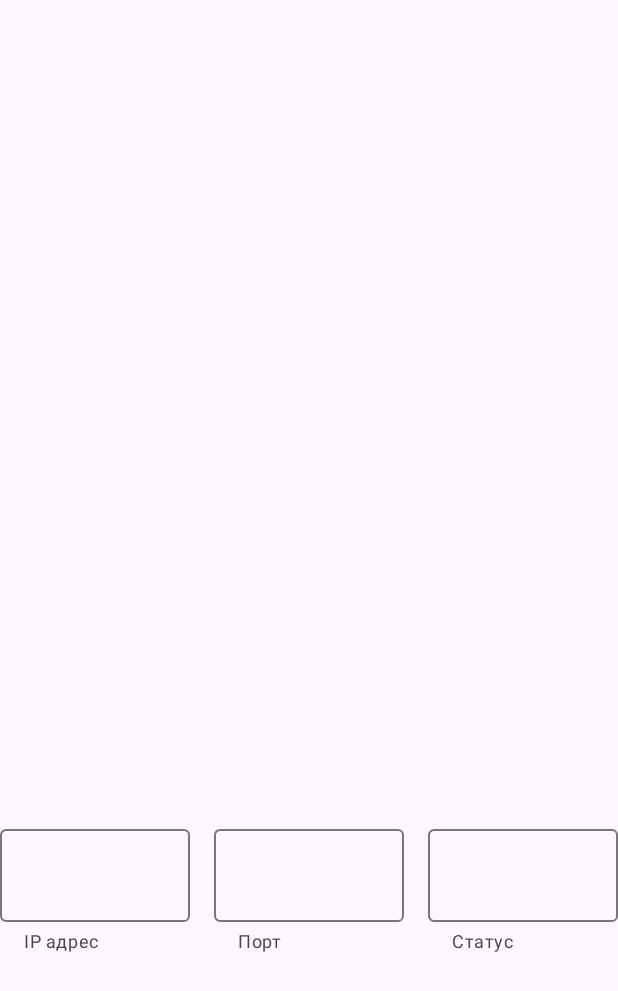
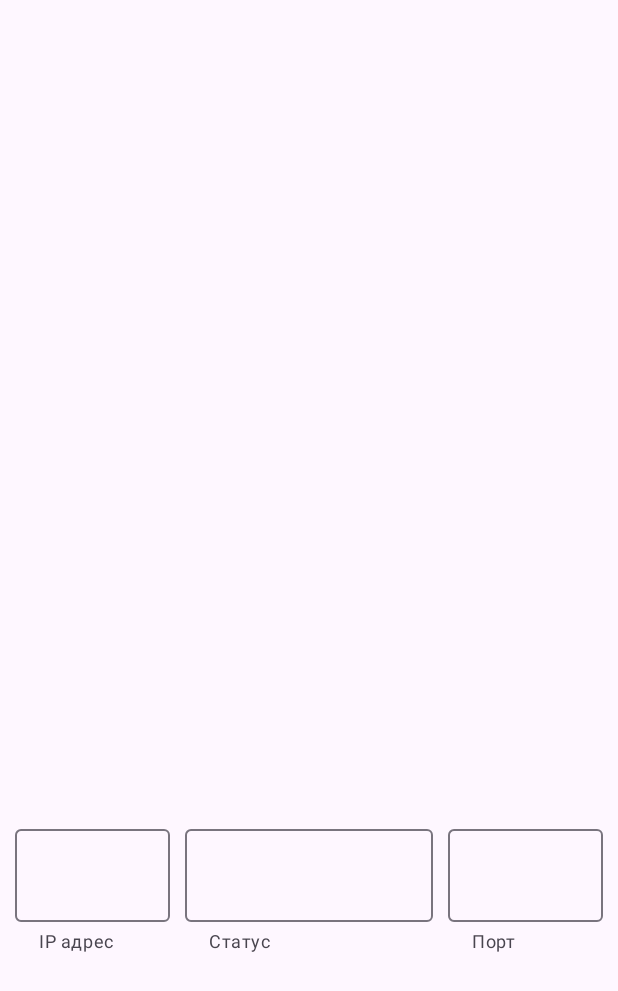
Before and after one commit to mkopichev/scales_2, an Android app: the layout fragment_work.xml on its own in the app's theme, with its tools: preview values and no code run, on a phone screen of 412 x 824 dp. Shown: the top 991 px of the screen. Run offline under Robolectric (Android 15) with nearby library versions, the phone set to English and light mode, and no system bars.

Commit message:
minor layout changes and design improvements. work checked.

```diff
--- a/app/src/main/res/layout/fragment_work.xml
+++ b/app/src/main/res/layout/fragment_work.xml
@@ -11,40 +11,15 @@
         android:layout_width="0dp"
         android:layout_height="wrap_content"
         app:helperText="@string/ip_hint"
-        app:layout_constrainedHeight="true"
+        app:layout_constrainedWidth="true"
         app:layout_constraintBottom_toBottomOf="parent"
-        app:layout_constraintEnd_toStartOf="@id/scale_selected_port_field"
-        app:layout_constraintHorizontal_weight="0.3"
+        app:layout_constraintEnd_toStartOf="@id/scale_poll_status_field"
         app:layout_constraintStart_toStartOf="parent"
-        app:layout_constraintTop_toBottomOf="@id/weight_text">
+        app:layout_constraintTop_toBottomOf="@id/weight_text"
+        app:layout_constraintWidth_percent="0.25">
 
         <com.google.android.material.textfield.TextInputEditText
             android:id="@+id/scale_selected_ip"
-            style="@style/input_non_edit_text"
-            android:layout_width="match_parent"
-            android:layout_height="wrap_content"
-            android:textAlignment="center"
-            android:textColor="@color/blue_dark"
-            android:textSize="20sp" />
-
-    </com.google.android.material.textfield.TextInputLayout>
-
-    <com.google.android.material.textfield.TextInputLayout
-        android:id="@+id/scale_selected_port_field"
-        style="@style/input_non_edit_text"
-        android:layout_width="0dp"
-        android:layout_height="wrap_content"
-        android:layout_marginHorizontal="@dimen/activity_horizontal_margin"
-        app:helperText="@string/port_hint"
-        app:layout_constrainedHeight="true"
-        app:layout_constraintBottom_toBottomOf="parent"
-        app:layout_constraintEnd_toStartOf="@id/scale_poll_status_field"
-        app:layout_constraintHorizontal_weight="0.3"
-        app:layout_constraintStart_toEndOf="@id/scale_selected_ip_field"
-        app:layout_constraintTop_toBottomOf="@id/weight_text">
-
-        <com.google.android.material.textfield.TextInputEditText
-            android:id="@+id/scale_selected_port"
             style="@style/input_non_edit_text"
             android:layout_width="match_parent"
             android:layout_height="wrap_content"
@@ -60,15 +35,39 @@
         android:layout_width="0dp"
         android:layout_height="wrap_content"
         app:helperText="@string/status_hint"
-        app:layout_constrainedHeight="true"
+        app:layout_constrainedWidth="true"
         app:layout_constraintBottom_toBottomOf="parent"
-        app:layout_constraintEnd_toEndOf="parent"
-        app:layout_constraintHorizontal_weight="0.3"
-        app:layout_constraintStart_toEndOf="@id/scale_selected_port_field"
-        app:layout_constraintTop_toBottomOf="@id/weight_text">
+        app:layout_constraintEnd_toStartOf="@id/scale_selected_port_field"
+        app:layout_constraintStart_toEndOf="@id/scale_selected_ip_field"
+        app:layout_constraintTop_toBottomOf="@id/weight_text"
+        app:layout_constraintWidth_percent="0.4">
 
         <com.google.android.material.textfield.TextInputEditText
             android:id="@+id/scale_poll_status"
+            style="@style/input_non_edit_text"
+            android:layout_width="match_parent"
+            android:layout_height="wrap_content"
+            android:textAlignment="center"
+            android:textColor="@color/blue_dark"
+            android:textSize="20sp" />
+
+    </com.google.android.material.textfield.TextInputLayout>
+
+    <com.google.android.material.textfield.TextInputLayout
+        android:id="@+id/scale_selected_port_field"
+        style="@style/input_non_edit_text"
+        android:layout_width="0dp"
+        android:layout_height="wrap_content"
+        app:helperText="@string/port_hint"
+        app:layout_constrainedWidth="true"
+        app:layout_constraintBottom_toBottomOf="parent"
+        app:layout_constraintEnd_toEndOf="parent"
+        app:layout_constraintStart_toEndOf="@id/scale_poll_status_field"
+        app:layout_constraintTop_toBottomOf="@id/weight_text"
+        app:layout_constraintWidth_percent="0.25">
+
+        <com.google.android.material.textfield.TextInputEditText
+            android:id="@+id/scale_selected_port"
             style="@style/input_non_edit_text"
             android:layout_width="match_parent"
             android:layout_height="wrap_content"
--- a/app/src/main/res/values/strings.xml
+++ b/app/src/main/res/values/strings.xml
@@ -1,6 +1,6 @@
 <resources>
     <string name="app_name">С-М Весы</string>
-    <string name="title_work">Работа</string>
+    <string name="title_work">Измерение</string>
     <string name="title_connect">Подключение</string>
     <string name="ip_hint">IP адрес</string>
     <string name="port_hint">Порт</string>
```
Also changed, not shown: app/src/main/java/com/example/scales_2/FragmentConnect.java (+4 -4 lines), app/src/main/res/layout/activity_main.xml (+21 -4 lines), app/src/main/res/layout/fragment_connect.xml (+6 -7 lines), app/src/main/res/drawable/sever_metropol_logo_1.png (added), app/src/main/res/drawable/sever_metropol_logo_2.png (added).
